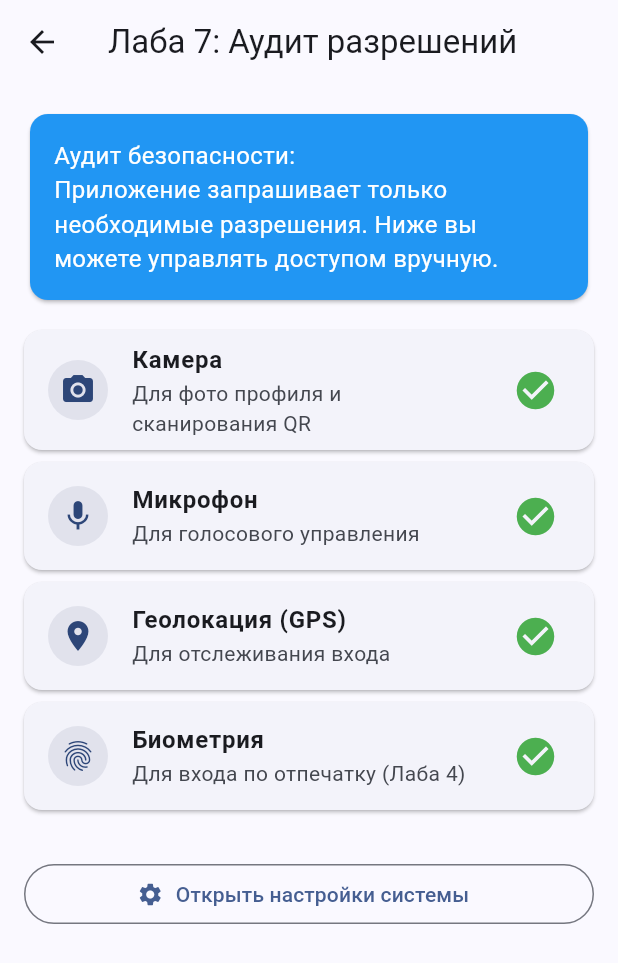
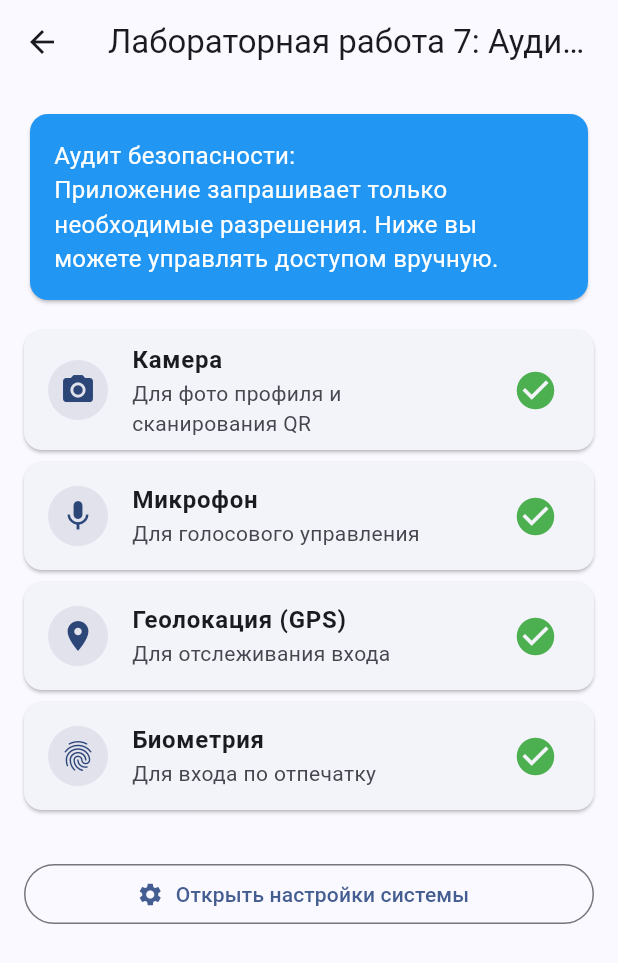
Before and after one commit to L1TTL3H0rSE/flutter_labs, a Flutter app: the Lab7Screen screen opened directly, on a phone screen of 412 x 824 dp. Shown: the top 963 px of the screen. Run offline on Flutter 3.47's test engine with Material 3 defaults, Android fonts, the phone set to English and light mode, and no system bars; our stand-ins replace local_auth, permission_handler, sqflite, webview_flutter; missing offline and left inert: bcrypt; accounts and stored records are empty.

Commit message:
fix: naming

```diff
--- a/lib/main.dart
+++ b/lib/main.dart
@@ -55,7 +55,7 @@ final List<LabItem> labs = [
     page: const Lab4(),
   ),
   LabItem(
-    title: 'Лаба 3',
+    title: 'Лабораторная работа 3',
     subtitle: 'OAuth 2.0 (VK)',
     icon: Icons.login,
     page: const Lab3Screen(),
@@ -130,8 +130,8 @@ class Lab1 extends StatelessWidget {
           title: const Text('Шифры'),
           bottom: const TabBar(
             tabs: [
-              Tab(text: 'Атбаш (Лаба 1)'),
-              Tab(text: 'Цезарь (Лаба 2)'),
+              Tab(text: 'Атбаш'),
+              Tab(text: 'Цезарь'),
             ],
           ),
         ),
@@ -402,7 +402,9 @@ class _Lab4State extends State<Lab4> {
   @override
   Widget build(BuildContext context) {
     return Scaffold(
-      appBar: AppBar(title: const Text('Лаба 4: Аутентификация')),
+      appBar: AppBar(
+        title: const Text('Лабораторная работа 4: Аутентификация'),
+      ),
       body: Center(
         child: Column(
           mainAxisAlignment: MainAxisAlignment.center,
@@ -451,7 +453,9 @@ class Lab5Hub extends StatelessWidget {
   @override
   Widget build(BuildContext context) {
     return Scaffold(
-      appBar: AppBar(title: const Text('Лаба 5: Вход в систему')),
+      appBar: AppBar(
+        title: const Text('Лабораторная работа 5: Вход в систему'),
+      ),
       body: Center(
         child: Column(
           mainAxisAlignment: MainAxisAlignment.center,
@@ -789,14 +793,16 @@ class _Lab7ScreenState extends State<Lab7Screen> {
     if (perm == Permission.camera) return 'Для фото профиля и сканирования QR';
     if (perm == Permission.microphone) return 'Для голосового управления';
     if (perm == Permission.location) return 'Для отслеживания входа';
-    if (perm == Permission.sensors) return 'Для входа по отпечатку (Лаба 4)';
+    if (perm == Permission.sensors) return 'Для входа по отпечатку';
     return 'Необходимое разрешение';
   }
 
   @override
   Widget build(BuildContext context) {
     return Scaffold(
-      appBar: AppBar(title: const Text('Лаба 7: Аудит разрешений')),
+      appBar: AppBar(
+        title: const Text('Лабораторная работа 7: Аудит разрешений'),
+      ),
       body: ListView(
         padding: const EdgeInsets.all(16),
         children: [
@@ -893,7 +899,7 @@ class _Lab3ScreenState extends State<Lab3Screen> {
   @override
   Widget build(BuildContext context) {
     return Scaffold(
-      appBar: AppBar(title: const Text('Лаба 3: OAuth 2.0')),
+      appBar: AppBar(title: const Text('Лабораторная работа 3: OAuth 2.0')),
       body: Center(
         child: _accessToken == null
             ? Column(
```
